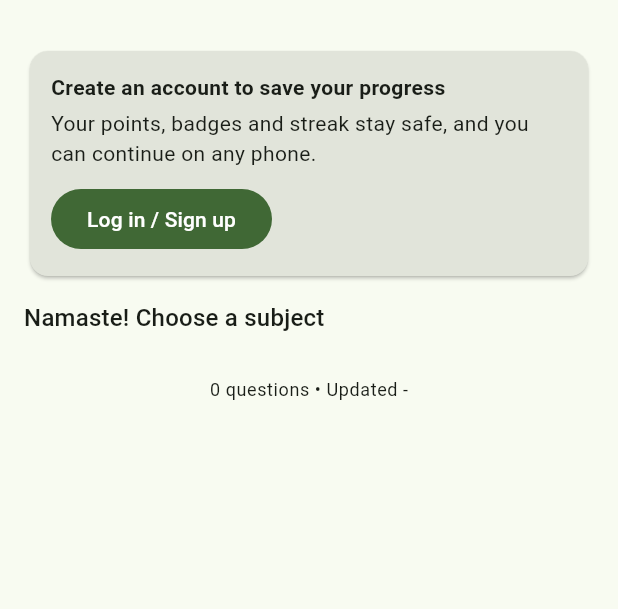
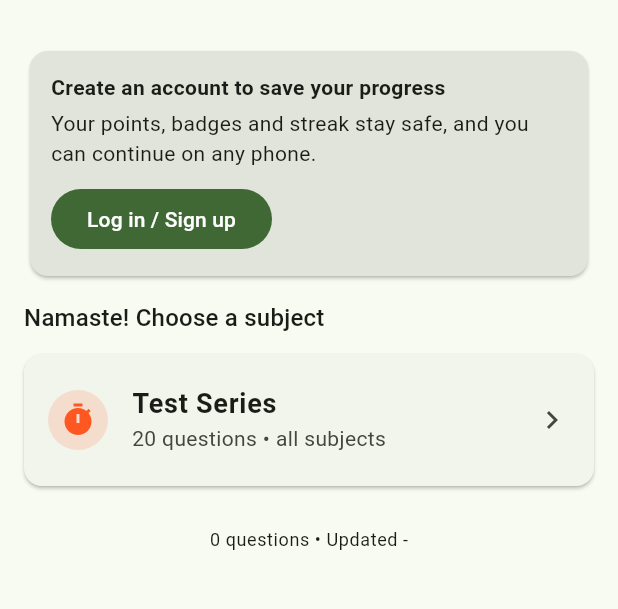
Before and after one commit to SeekhoJeeto/seekhojeeto-app, a Flutter app: the screen it shows after launch, after a tap on the "refresh" icon, on a phone screen of 412 x 824 dp, the part 63-672 px from its top. Run offline on Flutter 3.47's test engine with Material 3 defaults, Android fonts, the phone set to English and light mode, and no system bars; our stand-ins replace cloud_firestore, firebase_auth, firebase_core, shared_preferences; accounts and stored records are empty; network calls fail.

Commit message:
Load languages.json (English+Hindi), 10-question sets with Next 10, Test Series

```diff
--- a/lib/screens/home_screen.dart
+++ b/lib/screens/home_screen.dart
@@ -9,6 +9,7 @@ import '../services/auth_service.dart';
 import '../services/progress_service.dart';
 import 'login_screen.dart';
 import 'quiz_screen.dart';
+import 'test_series_screen.dart';
 import 'rewards_screen.dart';
 
 class HomeScreen extends StatelessWidget {
@@ -69,6 +70,7 @@ class HomeScreen extends StatelessWidget {
                   style: Theme.of(context).textTheme.titleMedium,
                 ),
                 const SizedBox(height: 12),
+                _testSeriesCard(context),
                 for (var i = 0; i < state.subjects.length; i++)
                   _subjectCard(
                     context,
@@ -148,6 +150,28 @@ class HomeScreen extends StatelessWidget {
               ],
             ),
           ],
+        ),
+      ),
+    );
+  }
+
+  Widget _testSeriesCard(BuildContext context) {
+    return Card(
+      margin: const EdgeInsets.only(bottom: 12),
+      child: ListTile(
+        contentPadding: const EdgeInsets.symmetric(horizontal: 16, vertical: 8),
+        leading: CircleAvatar(
+          backgroundColor: Colors.deepOrange.withAlpha(38),
+          child: const Icon(Icons.timer, color: Colors.deepOrange),
+        ),
+        title: const Text(
+          'Test Series',
+          style: TextStyle(fontWeight: FontWeight.bold, fontSize: 18),
+        ),
+        subtitle: const Text('20 questions \u2022 all subjects'),
+        trailing: const Icon(Icons.chevron_right),
+        onTap: () => Navigator.of(context).push(
+          MaterialPageRoute(builder: (_) => const TestSeriesScreen()),
         ),
       ),
     );
--- a/lib/services/app_state.dart
+++ b/lib/services/app_state.dart
@@ -16,6 +16,10 @@ class AppState extends ChangeNotifier {
   /// Single source of truth: the questions.json that the daily job updates.
   static const String dataUrl =
       'https://raw.githubusercontent.com/SeekhoJeeto/seekhojeeto.github.io/main/questions.json';
+
+  /// English and Hindi live in their own file so questions.json stays small.
+  static const String langDataUrl =
+      'https://raw.githubusercontent.com/SeekhoJeeto/seekhojeeto.github.io/main/languages.json';
 
   static const Map<String, String> _titles = {
     'science': 'Science',
@@ -76,6 +80,19 @@ class AppState extends ChangeNotifier {
 
     try {
       final decoded = json.decode(body) as Map<String, dynamic>;
+      // English and Hindi are kept in a second file; merge it in when it loads.
+      try {
+        final lr = await http
+            .get(Uri.parse(langDataUrl))
+            .timeout(const Duration(seconds: 15));
+        if (lr.statusCode == 200 && lr.bodyBytes.isNotEmpty) {
+          final ltext = utf8.decode(lr.bodyBytes, allowMalformed: true);
+          final lm = json.decode(ltext);
+          if (lm is Map) {
+            lm.forEach((k, v) => decoded['$k'] = v);
+          }
+        }
+      } catch (_) {}
       _build(decoded);
     } catch (_) {
       error = 'Questions could not be loaded.';
@@ -226,6 +243,30 @@ class AppState extends ChangeNotifier {
     return out;
   }
 
+  int _classOf(String key) {
+    final i = key.lastIndexOf('_');
+    return int.tryParse(i >= 0 ? key.substring(i + 1) : key) ?? 0;
+  }
+
+  /// Every question of one class across all subjects - used by Test Series.
+  List<Question> questionsForClass(int cls) {
+    final out = <Question>[];
+    for (final s in subjects) {
+      if (s.parts.isNotEmpty) {
+        for (final p in s.parts) {
+          for (final g in p.groups) {
+            if (_classOf(g.key) == cls) out.addAll(g.questions);
+          }
+        }
+      } else {
+        for (final g in s.groups) {
+          if (_classOf(g.key) == cls) out.addAll(g.questions);
+        }
+      }
+    }
+    return out;
+  }
+
   String _prettify(String key) {
     if (key.isEmpty) return key;
     return key[0].toUpperCase() + key.substring(1).replaceAll('_', ' ');
```
Also changed, not shown: lib/screens/quiz_screen.dart (+42 -16 lines), lib/screens/test_series_screen.dart (added, +89 -0 lines).
